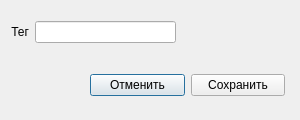
Qt form static/ui/AddTag.ui (gggenn/DZ) before a commit.
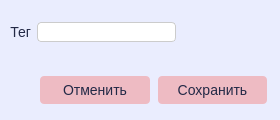
The same form after that commit.

Patch:
```diff
--- a/static/ui/AddTag.ui
+++ b/static/ui/AddTag.ui
@@ -6,25 +6,53 @@
    <rect>
     <x>0</x>
     <y>0</y>
-    <width>300</width>
+    <width>280</width>
     <height>120</height>
    </rect>
   </property>
   <property name="windowTitle">
    <string>Dialog</string>
   </property>
-  <widget class="QWidget" name="">
+  <property name="styleSheet">
+   <string notr="true">
+    background-color: #EAEDFE;
+</string>
+  </property>
+  <widget class="QWidget" name="layoutWidget">
    <property name="geometry">
     <rect>
-     <x>90</x>
+     <x>40</x>
      <y>70</y>
-     <width>195</width>
-     <height>30</height>
+     <width>227</width>
+     <height>41</height>
     </rect>
    </property>
    <layout class="QHBoxLayout" name="horizontalLayout_2">
+    <property name="spacing">
+     <number>8</number>
+    </property>
     <item>
      <widget class="QPushButton" name="canelButton">
+      <property name="styleSheet">
+       <string notr="true">QPushButton {
+    background-color: #eebbc3;
+    border-radius: 4px;
+    padding-top: 6px;
+    padding-right: 10px;
+    padding-bottom: 6px;
+    padding-left: 10px;
+    color: #232946;
+    font-size: 14px;
+}
+
+QPushButton:hover {
+    background-color: #E6B4BC; 
+}
+
+QPushButton:pressed {
+    background-color: #FFC9D2;
+}</string>
+      </property>
       <property name="text">
        <string>Отменить</string>
       </property>
@@ -32,6 +60,26 @@
     </item>
     <item>
      <widget class="QPushButton" name="addButton">
+      <property name="styleSheet">
+       <string notr="true">QPushButton {
+    background-color: #eebbc3;
+    border-radius: 4px;
+    padding-top: 6px;
+    padding-right: 10px;
+    padding-bottom: 6px;
+    padding-left: 10px;
+    color: #232946;
+    font-size: 14px;
+}
+
+QPushButton:hover {
+    background-color: #E6B4BC; 
+}
+
+QPushButton:pressed {
+    background-color: #FFC9D2;
+}</string>
+      </property>
       <property name="text">
        <string>Сохранить</string>
       </property>
@@ -39,7 +87,7 @@
     </item>
    </layout>
   </widget>
-  <widget class="QWidget" name="">
+  <widget class="QWidget" name="layoutWidget">
    <property name="geometry">
     <rect>
      <x>10</x>
@@ -51,6 +99,10 @@
    <layout class="QHBoxLayout" name="horizontalLayout">
     <item>
      <widget class="QLabel" name="tagLabel">
+      <property name="styleSheet">
+       <string notr="true">color: #232946;
+font-size: 14px;</string>
+      </property>
       <property name="text">
        <string>Тег</string>
       </property>
@@ -60,7 +112,16 @@
      </widget>
     </item>
     <item>
-     <widget class="QLineEdit" name="tagField"/>
+     <widget class="QLineEdit" name="tagField">
+      <property name="styleSheet">
+       <string notr="true">background-color: white;
+border-radius: 4px;
+color: #232946;
+font-size: 14px;
+border: 1px solid #ccc;
+</string>
+      </property>
+     </widget>
     </item>
    </layout>
   </widget>
```
